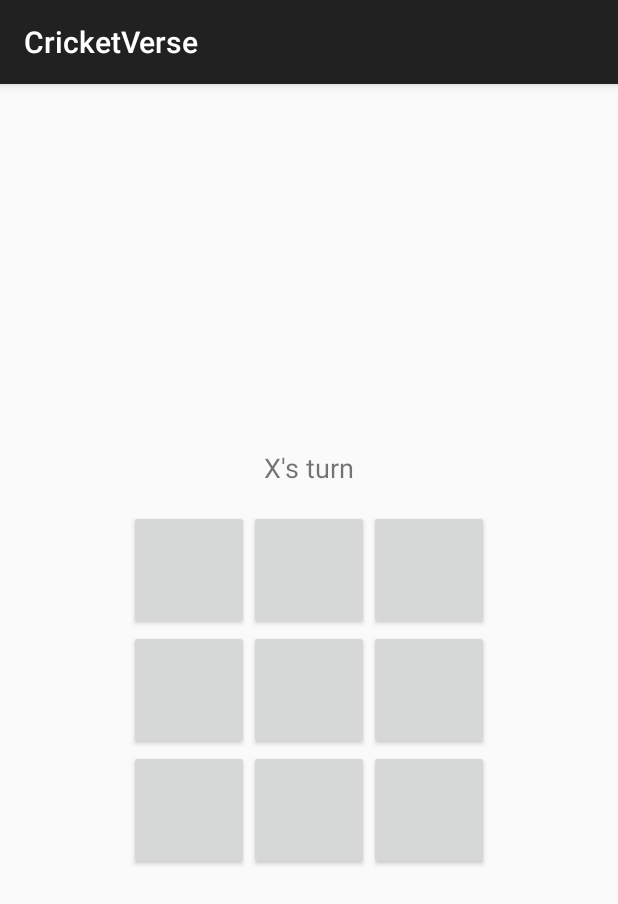
After one commit to simrn69/CricketVerse, an Android app: the TicTacToeActivity screen opened directly, with no data from a screen before it, on a phone screen of 412 x 824 dp. The commit adds this screen. Shown: the top 904 px of the screen. Run offline under Robolectric (Android 15) with nearby library versions, the phone set to English and light mode, and no system bars.

Commit message:
Add games and quiz fragments with mini-games

```diff
--- a/app/src/main/AndroidManifest.xml
+++ b/app/src/main/AndroidManifest.xml
@@ -8,6 +8,10 @@
         android:roundIcon="@mipmap/ic_launcher_round"
         android:supportsRtl="true"
         android:theme="@style/Theme.AppCompat.Light.DarkActionBar">
+        <activity
+            android:name=".games.TapGameActivity" />
+        <activity
+            android:name=".games.TicTacToeActivity" />
         <activity
             android:name=".MainActivity"
             android:exported="true"
--- /dev/null
+++ b/app/src/main/java/com/motus/cricketverse/games/TapGameActivity.kt
@@ -0,0 +1,46 @@
+package com.motus.cricketverse.games
+
+import android.os.Bundle
+import android.os.Handler
+import android.os.Looper
+import android.widget.Button
+import android.widget.TextView
+import androidx.appcompat.app.AppCompatActivity
+import com.motus.cricketverse.R
+
+class TapGameActivity : AppCompatActivity() {
+
+    private lateinit var tapButton: Button
+    private lateinit var scoreText: TextView
+    private var score = 0
+    private val handler = Handler(Looper.getMainLooper())
+    private var timeLeft = 30
+
+    override fun onCreate(savedInstanceState: Bundle?) {
+        super.onCreate(savedInstanceState)
+        setContentView(R.layout.activity_tap_game)
+
+        tapButton = findViewById(R.id.tapButton)
+        scoreText = findViewById(R.id.scoreText)
+
+        tapButton.setOnClickListener {
+            score++
+            scoreText.text = getString(R.string.score_value, score, timeLeft)
+        }
+        startTimer()
+    }
+
+    private fun startTimer() {
+        handler.post(object : Runnable {
+            override fun run() {
+                if (timeLeft > 0) {
+                    timeLeft--
+                    scoreText.text = getString(R.string.score_value, score, timeLeft)
+                    handler.postDelayed(this, 1000)
+                } else {
+                    tapButton.isEnabled = false
+                }
+            }
+        })
+    }
+}
--- /dev/null
+++ b/app/src/main/java/com/motus/cricketverse/games/TicTacToeActivity.kt
@@ -0,0 +1,74 @@
+package com.motus.cricketverse.games
+
+import android.os.Bundle
+import android.widget.Button
+import android.widget.GridLayout
+import android.widget.TextView
+import androidx.appcompat.app.AppCompatActivity
+import com.motus.cricketverse.R
+
+class TicTacToeActivity : AppCompatActivity() {
+
+    private lateinit var statusText: TextView
+    private lateinit var gridLayout: GridLayout
+    private var board = Array(3) { Array(3) { "" } }
+    private var currentPlayer = "X"
+
+    override fun onCreate(savedInstanceState: Bundle?) {
+        super.onCreate(savedInstanceState)
+        setContentView(R.layout.activity_tic_tac_toe)
+
+        statusText = findViewById(R.id.statusText)
+        gridLayout = findViewById(R.id.gridLayout)
+
+        for (i in 0 until gridLayout.childCount) {
+            val button = gridLayout.getChildAt(i) as Button
+            val row = i / 3
+            val col = i % 3
+            button.setOnClickListener { onCellClicked(button, row, col) }
+        }
+        updateStatus()
+    }
+
+    private fun onCellClicked(button: Button, row: Int, col: Int) {
+        if (board[row][col].isNotEmpty()) return
+        board[row][col] = currentPlayer
+        button.text = currentPlayer
+        if (checkWin()) {
+            statusText.text = getString(R.string.winner_text, currentPlayer)
+            disableBoard()
+        } else if (isBoardFull()) {
+            statusText.text = getString(R.string.draw_text)
+        } else {
+            currentPlayer = if (currentPlayer == "X") "O" else "X"
+            updateStatus()
+        }
+    }
+
+    private fun checkWin(): Boolean {
+        for (i in 0..2) {
+            if (board[i][0] == currentPlayer && board[i][1] == currentPlayer && board[i][2] == currentPlayer) return true
+            if (board[0][i] == currentPlayer && board[1][i] == currentPlayer && board[2][i] == currentPlayer) return true
+        }
+        if (board[0][0] == currentPlayer && board[1][1] == currentPlayer && board[2][2] == currentPlayer) return true
+        if (board[0][2] == currentPlayer && board[1][1] == currentPlayer && board[2][0] == currentPlayer) return true
+        return false
+    }
+
+    private fun isBoardFull(): Boolean {
+        for (row in board) {
+            for (cell in row) if (cell.isEmpty()) return false
+        }
+        return true
+    }
+
+    private fun disableBoard() {
+        for (i in 0 until gridLayout.childCount) {
+            gridLayout.getChildAt(i).isEnabled = false
+        }
+    }
+
+    private fun updateStatus() {
+        statusText.text = getString(R.string.turn_text, currentPlayer)
+    }
+}
--- /dev/null
+++ b/app/src/main/res/layout/activity_tic_tac_toe.xml
@@ -0,0 +1,52 @@
+<?xml version="1.0" encoding="utf-8"?>
+<LinearLayout xmlns:android="http://schemas.android.com/apk/res/android"
+    android:layout_width="match_parent"
+    android:layout_height="match_parent"
+    android:orientation="vertical"
+    android:gravity="center"
+    android:padding="16dp">
+
+    <TextView
+        android:id="@+id/statusText"
+        android:layout_width="wrap_content"
+        android:layout_height="wrap_content"
+        android:textSize="18sp"
+        android:layout_marginBottom="16dp"/>
+
+    <GridLayout
+        android:id="@+id/gridLayout"
+        android:layout_width="wrap_content"
+        android:layout_height="wrap_content"
+        android:rowCount="3"
+        android:columnCount="3">
+
+        <Button
+            android:layout_width="80dp"
+            android:layout_height="80dp" />
+        <Button
+            android:layout_width="80dp"
+            android:layout_height="80dp" />
+        <Button
+            android:layout_width="80dp"
+            android:layout_height="80dp" />
+        <Button
+            android:layout_width="80dp"
+            android:layout_height="80dp" />
+        <Button
+            android:layout_width="80dp"
+            android:layout_height="80dp" />
+        <Button
+            android:layout_width="80dp"
+            android:layout_height="80dp" />
+        <Button
+            android:layout_width="80dp"
+            android:layout_height="80dp" />
+        <Button
+            android:layout_width="80dp"
+            android:layout_height="80dp" />
+        <Button
+            android:layout_width="80dp"
+            android:layout_height="80dp" />
+    </GridLayout>
+
+</LinearLayout>
--- a/app/src/main/res/values/strings.xml
+++ b/app/src/main/res/values/strings.xml
@@ -1,3 +1,7 @@
 <resources>
     <string name="app_name">CricketVerse</string>
+<string name="turn_text">%1$s's turn</string>
+<string name="winner_text">%1$s wins!</string>
+<string name="draw_text">Draw!</string>
+<string name="score_value">Score: %1$d\nTime: %2$d</string>
 </resources>
```
Also changed, not shown: app/src/main/java/com/motus/cricketverse/GamesFragment.kt (added, +30 -0 lines), app/src/main/java/com/motus/cricketverse/MainActivity.kt (+10 -4 lines), app/src/main/java/com/motus/cricketverse/QuizFragment.kt (added, +18 -0 lines), app/src/main/res/drawable/ic_games.xml (added, +9 -0 lines), app/src/main/res/drawable/ic_quiz.xml (added, +9 -0 lines), app/src/main/res/layout/activity_tap_game.xml (added, +21 -0 lines), app/src/main/res/layout/fragment_games.xml (added, +21 -0 lines), app/src/main/res/layout/fragment_quiz.xml (added, +34 -0 lines), app/src/main/res/menu/bottom_nav_menu.xml (+8 -0 lines).
